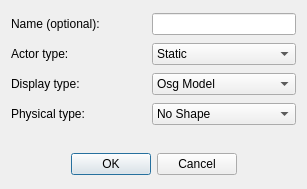
Above: Editor/addactordialog.ui from LBALab/lbanet before the change. Below: the same form after it.
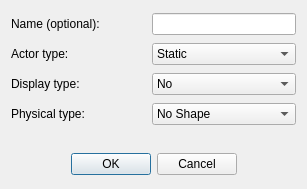
That is the form after the change.

```diff
--- a/Editor/addactordialog.ui
+++ b/Editor/addactordialog.ui
@@ -36,6 +36,11 @@
    </item>
    <item row="2" column="2">
     <widget class="QComboBox" name="comboBox_dtype">
+     <item>
+      <property name="text">
+       <string>No</string>
+      </property>
+     </item>
      <item>
       <property name="text">
        <string>Osg Model</string>
```
